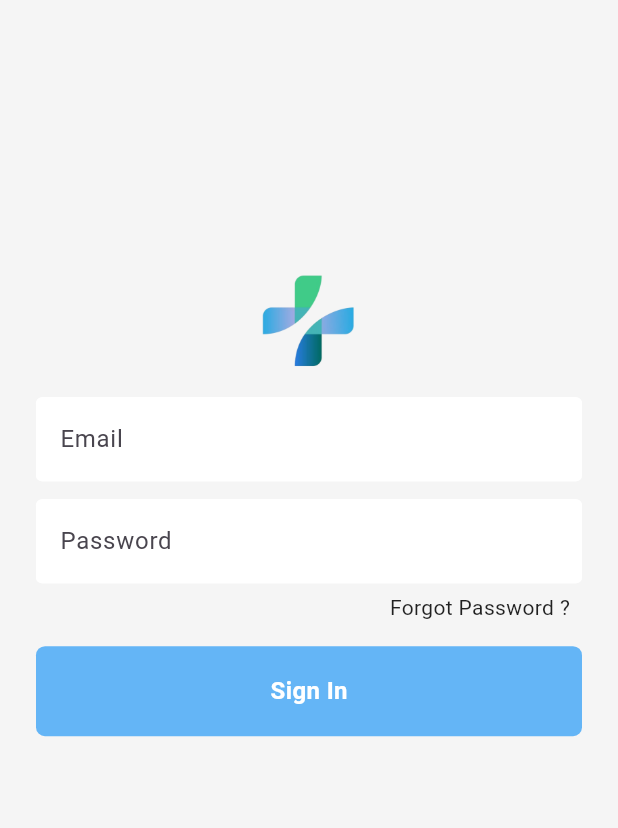
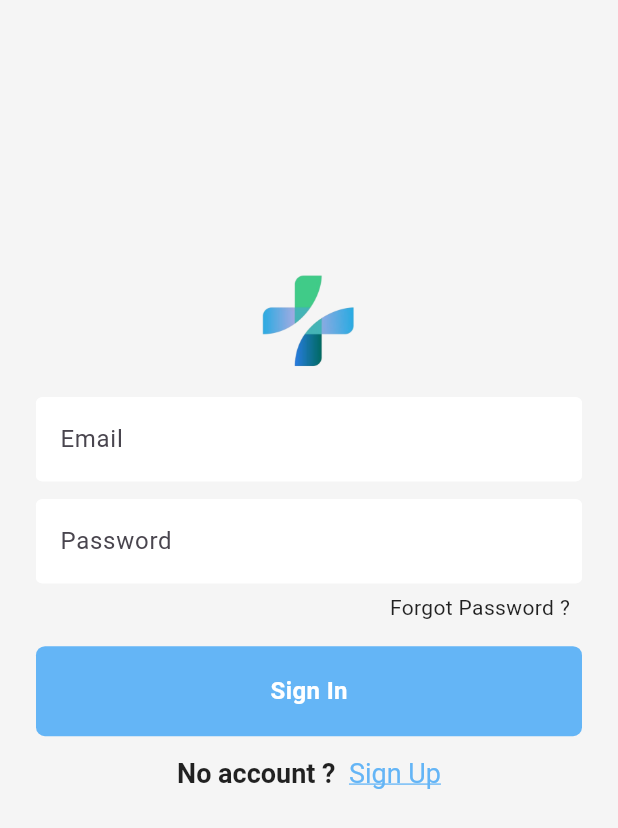
Before and after one commit to Yonatan-oni/flutter_firebase, a Flutter app: the screen it shows after launch, on a phone screen of 412 x 824 dp. Shown: the top 828 px of the screen. Run offline on Flutter 3.47's test engine with Material 3 defaults, Android fonts, the phone set to English and light mode, and no system bars; our stand-ins replace email_validator, firebase_auth, firebase_core; accounts and stored records are empty.

Commit message:
added firebase Sign Up page.

```diff
--- a/lib/main.dart
+++ b/lib/main.dart
@@ -1,7 +1,8 @@
 import 'package:firebase_auth/firebase_auth.dart';
 import 'package:firebase_core/firebase_core.dart';
 import 'package:flutter/material.dart';
-import 'package:flutter_firebase/pages/login_widget.dart';
+import 'package:flutter_firebase/pages/auth_page.dart';
+import 'package:flutter_firebase/utils/signup_util.dart';
 import 'firebase_options.dart';
 
 Future main() async {
@@ -9,10 +10,10 @@ Future main() async {
   await Firebase.initializeApp(
     options: DefaultFirebaseOptions.currentPlatform,
   );
-
-  // await Firebase.initializeApp();
   runApp(const MyApp());
 }
+
+final navigatorKey = GlobalKey<NavigatorState>();
 
 class MyApp extends StatelessWidget {
   const MyApp({super.key});
@@ -20,6 +21,8 @@ class MyApp extends StatelessWidget {
   Widget build(BuildContext context) {
     return MaterialApp(
       title: 'Flutter Demo',
+      scaffoldMessengerKey: SignupUtil.messengerKey,
+      navigatorKey: navigatorKey,
       debugShowCheckedModeBanner: false,
       theme: ThemeData(
         colorScheme: ColorScheme.fromSeed(seedColor: Colors.deepPurple),
@@ -39,10 +42,28 @@ class MainPage extends StatelessWidget {
       body: StreamBuilder<User?>(
         stream: FirebaseAuth.instance.authStateChanges(),
         builder: (context, snapshot) {
-          if (snapshot.hasData) {
-            return const Center(child: Text("Success!"));
+          if (snapshot.connectionState == ConnectionState.waiting) {
+            return const Center(
+              child: CircularProgressIndicator(),
+            );
+          } else if (snapshot.hasData) {
+            return Center(
+                child: Column(
+              mainAxisAlignment: MainAxisAlignment.center,
+              children: <Widget>[
+                const Text('success!'),
+                IconButton(
+                  icon: const Icon(Icons.logout),
+                  onPressed: () => FirebaseAuth.instance.signOut(),
+                )
+              ],
+            ));
+          } else if (snapshot.hasError) {
+            return const Center(
+              child: Text('Incorrect credential'),
+            );
           } else {
-            return const LoginWidget();
+            return const AuthPage();
           }
         },
       ),
--- /dev/null
+++ b/lib/pages/auth_page.dart
@@ -0,0 +1,21 @@
+import 'package:flutter/material.dart';
+import 'package:flutter_firebase/pages/login_widget.dart';
+import 'package:flutter_firebase/pages/sign_up_widget.dart';
+
+class AuthPage extends StatefulWidget {
+  const AuthPage({super.key});
+
+  @override
+  State<AuthPage> createState() => _AuthPageState();
+}
+
+class _AuthPageState extends State<AuthPage> {
+  bool isLogin = true;
+
+  @override
+  Widget build(BuildContext context) =>
+      isLogin ? LoginWidget(onClickedSignUp: toggle) : SignUpWidget(onClickedSignIn: toggle);
+
+
+  void toggle() => setState(() => isLogin = !isLogin);
+}
--- a/lib/pages/login_widget.dart
+++ b/lib/pages/login_widget.dart
@@ -1,8 +1,15 @@
 import 'package:firebase_auth/firebase_auth.dart';
+import 'package:flutter/gestures.dart';
 import 'package:flutter/material.dart';
+import 'package:flutter_firebase/main.dart';
+import 'package:flutter_firebase/utils/signup_util.dart';
 
 class LoginWidget extends StatefulWidget {
-  const LoginWidget({super.key});
+  final VoidCallback onClickedSignUp;
+
+  // const LoginWidget({Key? key, required this.onClickedSignUp } ) : super (key:key);
+  const LoginWidget({super.key, required this.onClickedSignUp } );
+
 
   @override
   State<LoginWidget> createState() => _LoginWidgetState();
@@ -11,6 +18,15 @@ class LoginWidget extends StatefulWidget {
 class _LoginWidgetState extends State<LoginWidget> {
   final emailController = TextEditingController();
   final passwordController = TextEditingController();
+
+  @override
+  void dispose() {
+    emailController.dispose();
+    passwordController.dispose();
+
+    super.dispose();
+  }
+
   @override
   Widget build(BuildContext context) {
     return Scaffold(
@@ -101,7 +117,14 @@ class _LoginWidgetState extends State<LoginWidget> {
                               fontWeight: FontWeight.bold),
                         )),
                       ),
-                    )
+                    ),
+
+                    const SizedBox(height: 14,),
+                    RichText(text: TextSpan(style: const TextStyle(color: Colors.black87, fontSize: 18, fontWeight: FontWeight.w600), text: "No account ?  ",
+                    children:[TextSpan ( recognizer: TapGestureRecognizer()
+                    ..onTap = widget.onClickedSignUp,
+                     text: "Sign Up", style: TextStyle(decoration: TextDecoration.underline, fontSize: 18,fontWeight: FontWeight.w400, color: Colors.blue.shade300))] )),
+
                   ],
                 ),
               ),
@@ -112,8 +135,23 @@ class _LoginWidgetState extends State<LoginWidget> {
     );
   }
 
-  void signIn() async {
-    await FirebaseAuth.instance.signInWithEmailAndPassword(
-        email: emailController.text.trim(), password: passwordController.text.trim());
+
+  Future signIn() async {
+    showDialog(
+        context: context,
+        barrierDismissible: false,
+        builder: (context) => const Center(
+              child: CircularProgressIndicator(),
+            ));
+
+    try {
+      await FirebaseAuth.instance.signInWithEmailAndPassword(
+          email: emailController.text.trim(),
+          password: passwordController.text.trim());
+    } on FirebaseAuthException catch (e) {
+      SignupUtil.showSnackBar(e.message);
+    }
+
+    navigatorKey.currentState!.popUntil((route) => route.isFirst);
   }
 }
--- a/pubspec.yaml
+++ b/pubspec.yaml
@@ -38,6 +38,7 @@ dependencies:
   cloud_firestore: ^4.15.8
   firebase_core: ^2.27.0
   firebase_auth: ^4.19.4
+  email_validator: '^2.1.16'
 
 dev_dependencies:
   flutter_test:
```
Also changed, not shown: lib/pages/sign_up_widget.dart (added, +185 -0 lines), lib/utils/signup_util.dart (added, +18 -0 lines), pubspec.lock.
